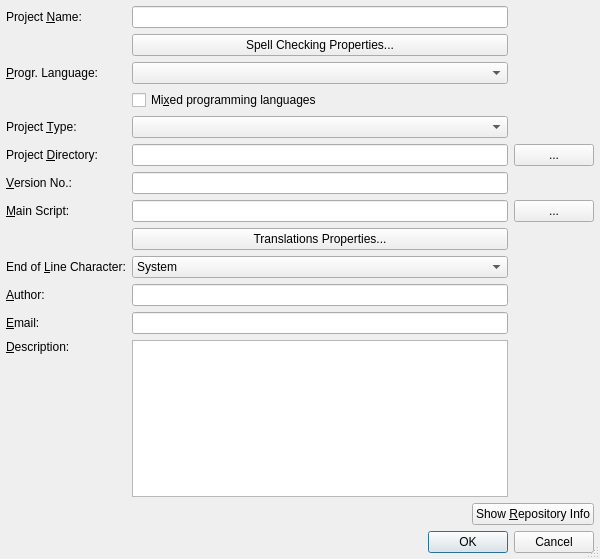
testmana2/test, file Project/PropertiesDialog.ui: the form before one commit.
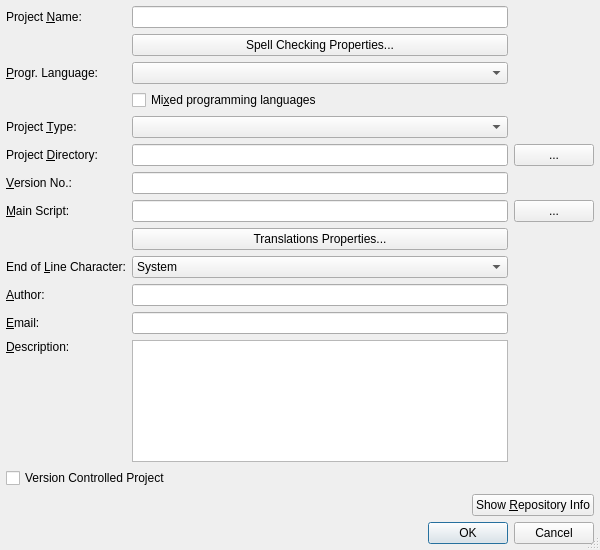
The form after the commit.

Commit message: Did the second step in the enhanced VCS handling.

```diff
--- a/Project/PropertiesDialog.ui
+++ b/Project/PropertiesDialog.ui
@@ -7,7 +7,7 @@
     <x>0</x>
     <y>0</y>
     <width>600</width>
-    <height>559</height>
+    <height>550</height>
    </rect>
   </property>
   <property name="maximumSize">
@@ -322,6 +322,16 @@
      </item>
     </layout>
    </item>
+   <item>
+    <widget class="QCheckBox" name="vcsCheckBox">
+     <property name="toolTip">
+      <string>Select to create a version controlled project</string>
+     </property>
+     <property name="text">
+      <string>Version Controlled Project</string>
+     </property>
+    </widget>
+   </item>
    <item>
     <layout class="QHBoxLayout" name="_2">
      <item>
```
Left out of the diff: 4 changed lines with no effect on the pictures. The commit also changes 2 other files.
